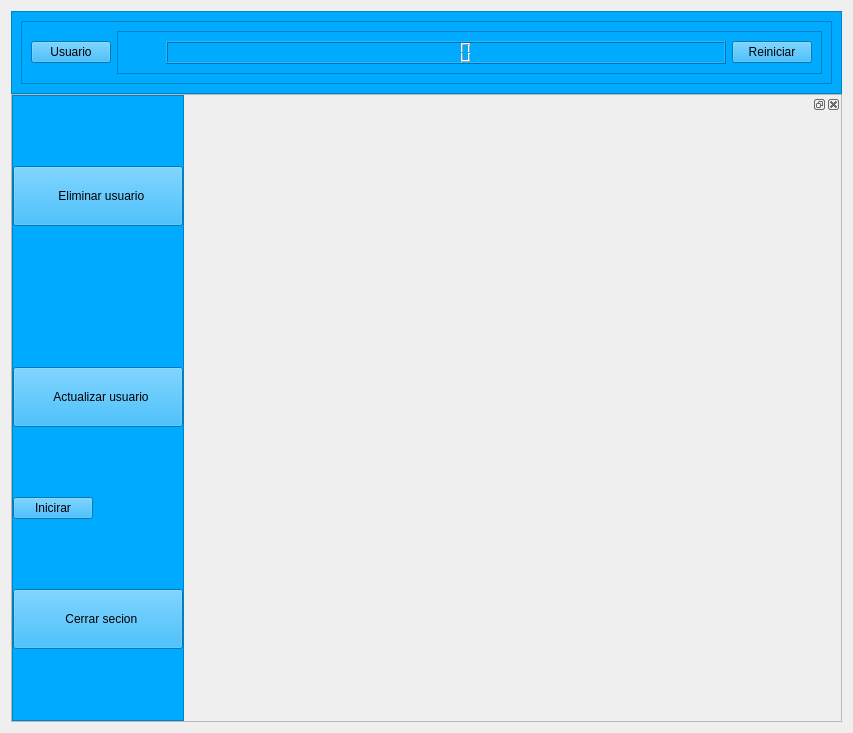
Above: ui_files/camara.ui from emanueljulio420/ProyectoDetector before the change. Below: the same form after it.
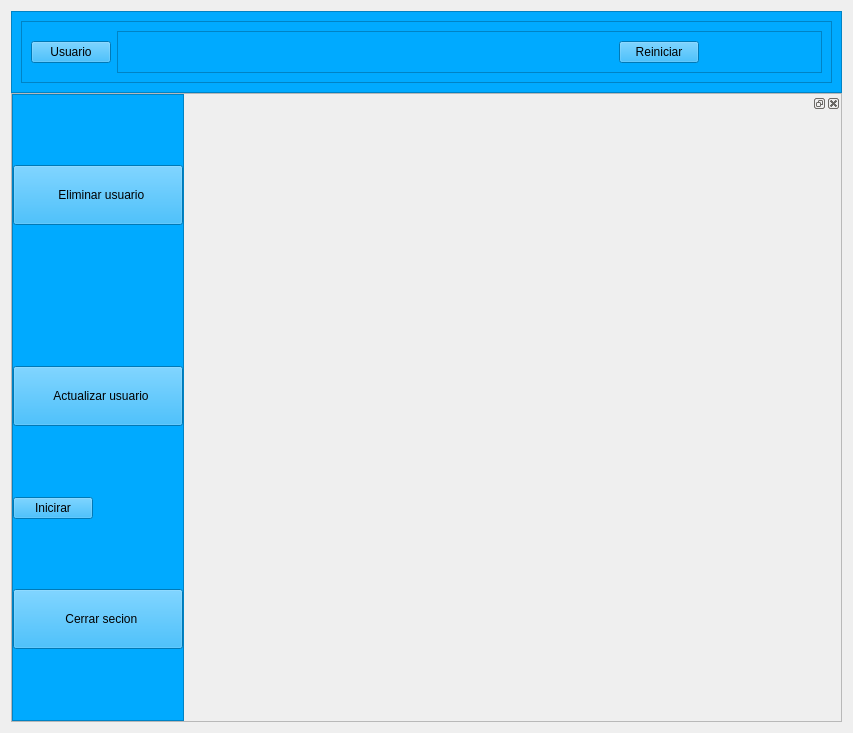
That is the form after the change. Icons and pictures are not drawn.

```diff
--- a/ui_files/camara.ui
+++ b/ui_files/camara.ui
@@ -119,9 +119,6 @@
               </property>
              </widget>
             </item>
-            <item>
-             <widget class="QLCDNumber" name="lcdNumber"/>
-            </item>
             <item>
              <widget class="QLabel" name="horaslabel">
               <property name="sizePolicy">
```
